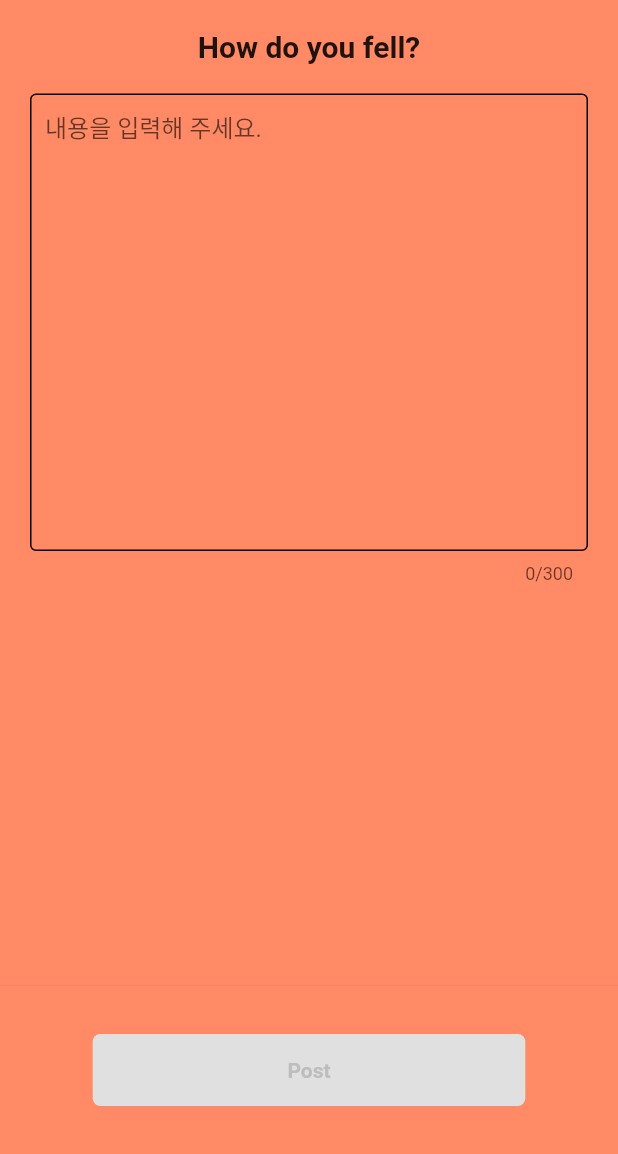
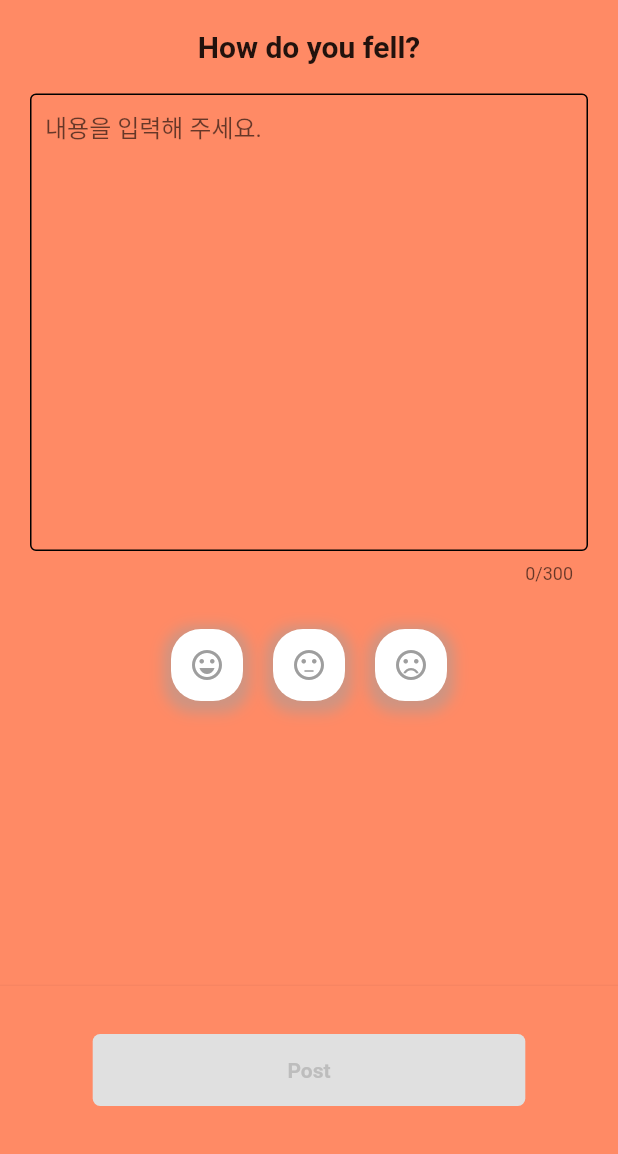
Before and after one commit to pic123123/mood_tracker, a Flutter app: the PostScreen screen opened directly, after a tap on "Post", on a phone screen of 412 x 824 dp, the part 82-1236 px from its top. Run offline on Flutter 3.47's test engine with Material 2 defaults, Android fonts, the phone set to English and light mode, and no system bars; our stand-ins replace cloud_firestore, firebase_auth, firebase_core, firebase_storage, flutter_riverpod, font_awesome_flutter and 2 more; accounts and stored records are empty.

Commit message:
post 작성 끝

```diff
--- a/lib/navigation/post/post_screen.dart
+++ b/lib/navigation/post/post_screen.dart
@@ -1,47 +1,88 @@
-import 'dart:io';
-
 import 'package:flutter/material.dart';
+import 'package:flutter_riverpod/flutter_riverpod.dart';
 import 'package:font_awesome_flutter/font_awesome_flutter.dart';
 import '../../common/constants/gaps.dart';
 import '../../common/constants/sizes.dart';
 import '../../common/widgets/form_button.dart';
+import 'post_view_model.dart';
 
-class PostScreen extends StatefulWidget {
+enum Mood { happy, sad, neutral }
+
+class PostScreen extends ConsumerStatefulWidget {
   const PostScreen({super.key});
 
   @override
-  State<PostScreen> createState() => _PostScreenState();
+  ConsumerState<PostScreen> createState() => _PostScreenState();
 }
 
-class _PostScreenState extends State<PostScreen> {
-  final TextEditingController _contentsController =
+class _PostScreenState extends ConsumerState<PostScreen> {
+  final TextEditingController _contentController =
       TextEditingController(text: "");
+
+  Mood? _selectedMood;
 
   String _content = "";
 
-  void _onSave() {
-    print("123");
+  Widget _buildMoodIcon(Mood mood) {
+    return Container(
+      decoration: BoxDecoration(
+        color: Colors.white,
+        borderRadius: BorderRadius.circular(20), // border radius 추가
+        boxShadow: [
+          // 그림자 효과 추가
+          BoxShadow(
+            color: Colors.grey.withOpacity(0.5),
+            spreadRadius: 5,
+            blurRadius: 7,
+            offset: const Offset(0, 3), // changes position of shadow
+          ),
+        ],
+      ),
+
+      margin: const EdgeInsets.all(10.0), // 각 컨테이너 사이에 여백 추가
+      child: IconButton(
+        icon: Icon(
+          mood == Mood.happy
+              ? Icons.sentiment_very_satisfied
+              : mood == Mood.sad
+                  ? Icons.sentiment_very_dissatisfied
+                  : Icons.sentiment_neutral,
+        ),
+        color: _selectedMood == mood ? Colors.red : Colors.grey,
+        onPressed: () {
+          setState(() {
+            _selectedMood = mood;
+          });
+        },
+      ),
+    );
   }
 
-  File? _image; //이미지를 담을 변수 선언
+  Future<void> _onSave(context) async {
+    ref.read(postForm.notifier).state = {
+      "content": _content,
+      "mood": _selectedMood,
+    };
+    await ref.read(postProvider.notifier).uploadPost(context);
+  }
 
   @override
   Future<void> dispose() async {
-    _contentsController.dispose();
+    _contentController.dispose();
     super.dispose();
   }
 
   bool isInputComplete() {
     // Check if all text controllers have non-empty text
-    return _contentsController.text.isNotEmpty;
+    return _contentController.text.isNotEmpty;
   }
 
   @override
   void initState() {
     super.initState();
-    _contentsController.addListener(() {
+    _contentController.addListener(() {
       setState(() {
-        _content = _contentsController.text;
+        _content = _contentController.text;
       });
     });
   }
@@ -89,7 +130,7 @@ class _PostScreenState extends State<PostScreen> {
                 ),
                 Gaps.v20,
                 TextField(
-                  controller: _contentsController,
+                  controller: _contentController,
                   maxLength: 300,
                   maxLines: 15,
                   autocorrect: false,
@@ -114,14 +155,15 @@ class _PostScreenState extends State<PostScreen> {
                   ),
                   cursorColor: Theme.of(context).primaryColor,
                 ),
-                _image == null
-                    ? const Text('')
-                    : Image.file(
-                        _image!,
-                        width: 200, // 이미지의 원하는 너비를 설정하세요.
-                        height: 150, // 이미지의 원하는 높이를 설정하세요.
-                        fit: BoxFit.cover,
-                      ),
+                Gaps.v20,
+                Row(
+                  mainAxisAlignment: MainAxisAlignment.center,
+                  children: <Widget>[
+                    _buildMoodIcon(Mood.happy),
+                    _buildMoodIcon(Mood.neutral),
+                    _buildMoodIcon(Mood.sad),
+                  ],
+                ),
               ],
             ),
           ),
@@ -136,7 +178,7 @@ class _PostScreenState extends State<PostScreen> {
               mainAxisAlignment: MainAxisAlignment.center,
               children: [
                 GestureDetector(
-                  onTap: () => _onSave(),
+                  onTap: () => _onSave(context),
                   child: SizedBox(
                     width: MediaQuery.of(context).size.width *
                         0.7, // 화면 너비의 약 70%만큼 설정
--- /dev/null
+++ b/lib/navigation/post/post_view_model.dart
@@ -0,0 +1,41 @@
+import 'dart:async';
+
+import 'package:flutter/material.dart';
+import 'package:flutter_riverpod/flutter_riverpod.dart';
+import 'package:mood_tracker/navigation/post/post.model.dart';
+import 'package:mood_tracker/navigation/post/post_repository.dart';
+import '../../authentication/repos/authentication_repo.dart';
+
+class PostViewModel extends AsyncNotifier<void> {
+  late final AuthenticationRepository _authRepo;
+  late final PostRepository _postRepo;
+
+  @override
+  FutureOr<void> build() {
+    _authRepo = ref.read(authRepo);
+    _postRepo = ref.read(postRepo);
+  }
+
+  /// 게시글을 등록합니다.
+  Future<void> uploadPost(BuildContext context) async {
+    state = const AsyncValue.loading();
+    final form = ref.read(postForm);
+    final userUid = ref.read(authRepo).user!.uid;
+    state = await AsyncValue.guard(
+      () async {
+        await _postRepo.uploadPost(
+            Postmodel(
+              content: form["content"],
+              mood: form["mood"],
+            ),
+            userUid);
+      },
+    );
+  }
+}
+
+final postForm = StateProvider((ref) => {});
+
+final postProvider = AsyncNotifierProvider<PostViewModel, void>(
+  () => PostViewModel(),
+);
```
Also changed, not shown: lib/navigation/post/post.model.dart (added, +18 -0 lines), lib/navigation/post/post_repository.dart (added, +20 -0 lines).
